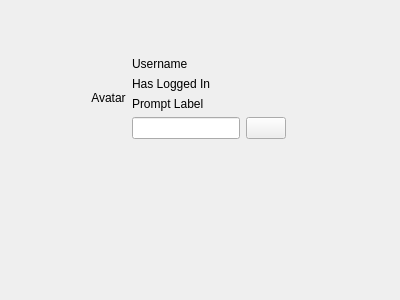
Qt form mainwindow.ui (ukui/ukui-screensaver) before a commit.
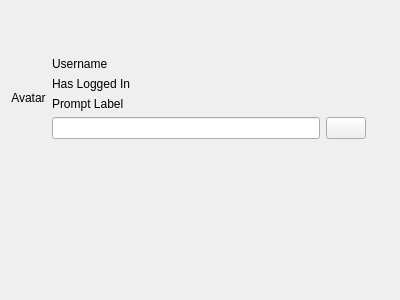
The same form after that commit.

Commit message: [Minor] Delete horizontalSpacer horizontalSpacer_2

The edit to the form file:
```diff
--- a/mainwindow.ui
+++ b/mainwindow.ui
@@ -24,19 +24,6 @@
      </rect>
     </property>
     <layout class="QHBoxLayout" name="hLayoutLockScreen">
-     <item>
-      <spacer name="horizontalSpacer">
-       <property name="orientation">
-        <enum>Qt::Horizontal</enum>
-       </property>
-       <property name="sizeHint" stdset="0">
-        <size>
-         <width>43</width>
-         <height>20</height>
-        </size>
-       </property>
-      </spacer>
-     </item>
      <item>
       <layout class="QVBoxLayout" name="vLayoutLeft">
        <item>
@@ -143,19 +130,6 @@
        </item>
       </layout>
      </item>
-     <item>
-      <spacer name="horizontalSpacer_2">
-       <property name="orientation">
-        <enum>Qt::Horizontal</enum>
-       </property>
-       <property name="sizeHint" stdset="0">
-        <size>
-         <width>42</width>
-         <height>20</height>
-        </size>
-       </property>
-      </spacer>
-     </item>
     </layout>
    </widget>
   </widget>
```
